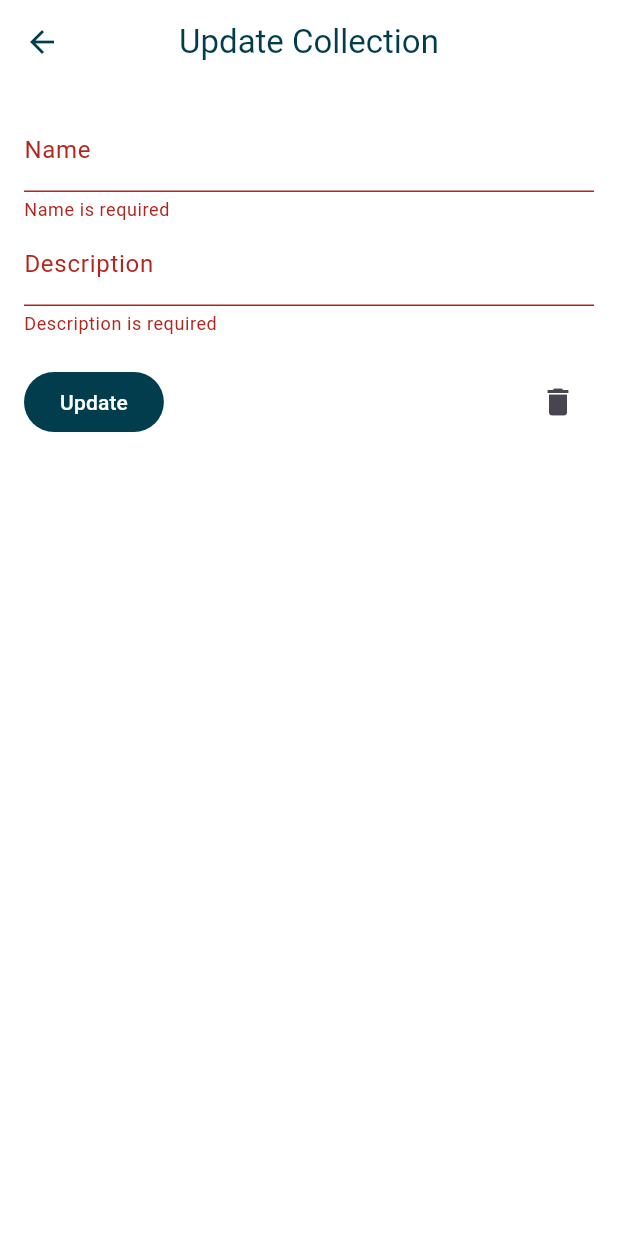
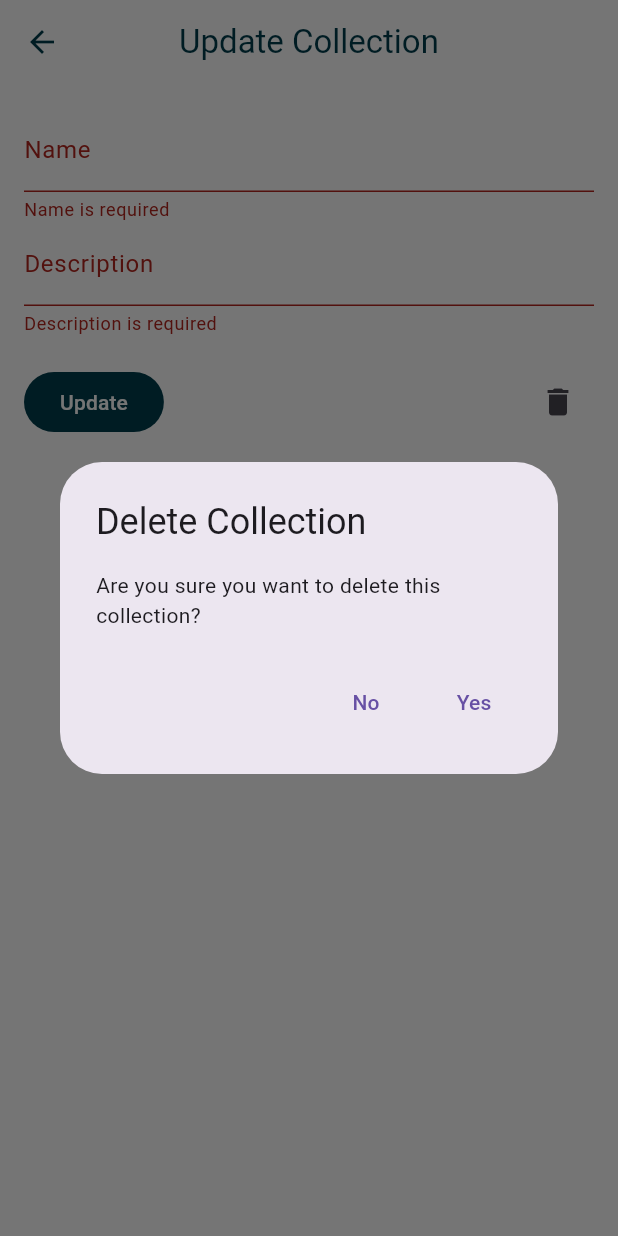
Before and after one commit to swczk/geek_collection_app, a Flutter app: the EditCollectionScreen screen opened directly with empty values, after a tap on "Update", after a tap on the "delete" icon, on a phone screen of 412 x 824 dp. Run offline on Flutter 3.47's test engine with Material 3 defaults, Android fonts, the phone set to English and light mode, and no system bars; our stand-ins replace connectivity_plus, dio, flutter_form_builder, form_builder_validators, get_it, shared_preferences; accounts and stored records are empty; network calls fail.

Commit message:
changed show confirmations

```diff
--- a/lib/pages/collection_detail_page.dart
+++ b/lib/pages/collection_detail_page.dart
@@ -21,9 +21,9 @@ class CollectionDetailsScreen extends StatelessWidget {
       barrierDismissible: false,
       builder: (BuildContext context) {
         return AlertDialog(
-          title: const Text('Confirm Deletion'),
+          title: const Text('Stop Sharing'),
           content: const Text(
-              'Are you sure you want to remove this shared collection?'),
+              'Are you sure you want to stop sharing this collection with this user?'),
           actions: <Widget>[
             TextButton(
               child: const Text('No'),
@@ -31,7 +31,7 @@ class CollectionDetailsScreen extends StatelessWidget {
                 Navigator.of(context).pop();
               },
             ),
-            FilledButton(
+            TextButton(
               child: const Text('Yes'),
               onPressed: () async {
                 Navigator.of(context).pop();
--- a/lib/pages/collection_uptade_page.dart
+++ b/lib/pages/collection_uptade_page.dart
@@ -1,11 +1,13 @@
 import 'package:flutter/material.dart';
+import 'package:geek_collection/domain/abstractions/result.dart';
 import 'package:geek_collection/domain/collections/collections.dart';
 import 'package:geek_collection/services/collection_service.dart';
 
 class EditCollectionScreen extends StatefulWidget {
   final Collection collection;
+  final void Function(int collectionId)? onCollectionDeleted;
 
-  EditCollectionScreen({required this.collection});
+  EditCollectionScreen({required this.collection, this.onCollectionDeleted});
 
   @override
   _EditCollectionScreenState createState() => _EditCollectionScreenState();
@@ -35,6 +37,56 @@ class _EditCollectionScreenState extends State<EditCollectionScreen> {
       } catch (e) {
         print('Error updating collection: $e');
       }
+    }
+  }
+
+  void _showError(String message) {
+    ScaffoldMessenger.of(context).showSnackBar(
+      SnackBar(content: Text(message)),
+    );
+  }
+
+  void _confirmDelete() async {
+    final bool? shouldDelete = await showDialog<bool>(
+      context: context,
+      builder: (BuildContext context) {
+        return AlertDialog(
+          title: const Text('Delete Collection'),
+          content:
+              const Text('Are you sure you want to delete this collection?'),
+          actions: <Widget>[
+            TextButton(
+              child: const Text('No'),
+              onPressed: () => Navigator.of(context).pop(false),
+            ),
+            TextButton(
+              child: const Text('Yes'),
+              onPressed: () => Navigator.of(context).pop(true),
+            ),
+          ],
+        );
+      },
+    );
+
+    if (shouldDelete == true) {
+      _deleteCollection();
+    }
+  }
+
+  void _deleteCollection() async {
+    try {
+      var result =
+          await _collectionService.deleteCollection(widget.collection.id);
+      if (result is Failure) {
+        _showError('Error deleting collection');
+      } else if (result is Success) {
+        Navigator.pop(context, true);
+        if (widget.onCollectionDeleted != null) {
+          widget.onCollectionDeleted!(widget.collection.id);
+        }
+      }
+    } catch (e) {
+      _showError('Error deleting collection: $e');
     }
   }
 
@@ -69,7 +121,9 @@ class _EditCollectionScreenState extends State<EditCollectionScreen> {
                 children: [
                   FilledButton(
                       onPressed: _submitForm, child: const Text('Update')),
-                  IconButton(onPressed: () {}, icon: const Icon(Icons.delete))
+                  IconButton(
+                      onPressed: _confirmDelete,
+                      icon: const Icon(Icons.delete))
                 ],
               )
             ],
--- a/lib/pages/item_edit_page.dart
+++ b/lib/pages/item_edit_page.dart
@@ -113,10 +113,10 @@ class _EditItemScreenState extends State<EditItemScreen> {
       context: context,
       builder: (BuildContext context) {
         return AlertDialog(
-          title: const Text('Confirm Deletion'),
-          content: const Text('Você tem certeza que deseja excluir este item?'),
+          title: const Text('Delete Item'),
+          content: const Text('Are you sure you want to delete this item?'),
           actions: <Widget>[
-            FilledButton(
+            TextButton(
               child: const Text('No'),
               onPressed: () => Navigator.of(context).pop(false),
             ),
--- a/lib/services/collection_service.dart
+++ b/lib/services/collection_service.dart
@@ -96,11 +96,9 @@ class CollectionService {
             'description': description,
           });
 
-      if (response.statusCode != 200 && response.statusCode != 201) {
+      if (response.statusCode != 200 && response.statusCode != 204) {
         return Failure('Error updating collection: ${response.statusMessage}');
       }
-      collection.name = name;
-      collection.description = description;
 
       return Success(collection);
     } catch (e) {
@@ -125,7 +123,7 @@ class CollectionService {
       final response = await _dio.delete('$_baseUrl/collections/$collectionId',
           options: Options(headers: {'Authorization': 'Bearer $token'}));
 
-      if (response.statusCode != 200 && response.statusCode != 201) {
+      if (response.statusCode != 200 && response.statusCode != 204) {
         return Failure('Error deleting collection: ${response.statusMessage}');
       }
 
--- a/lib/services/share_service.dart
+++ b/lib/services/share_service.dart
@@ -66,10 +66,10 @@ class ShareService {
             'sharedWithEmail': email,
           });
 
-      if (response.statusCode == 200 || response.statusCode == 201) {
-        return const Success(null);
+      if (response.statusCode != 200 && response.statusCode != 201) {
+        return const Failure('Error sharing collection');
       }
-      return const Failure('Error sharing collection');
+      return const Success(null);
     } catch (e) {
       return Failure('Error sharing collection: $e');
     }
```
Also changed, not shown: lib/pages/share_create_page.dart (+23 -24 lines), lib/services/item_service.dart (+4 -3 lines).
